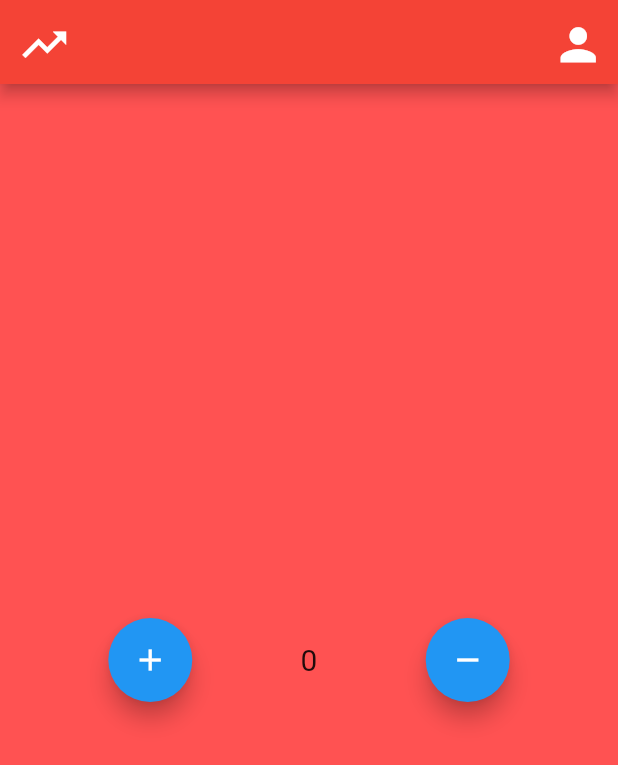
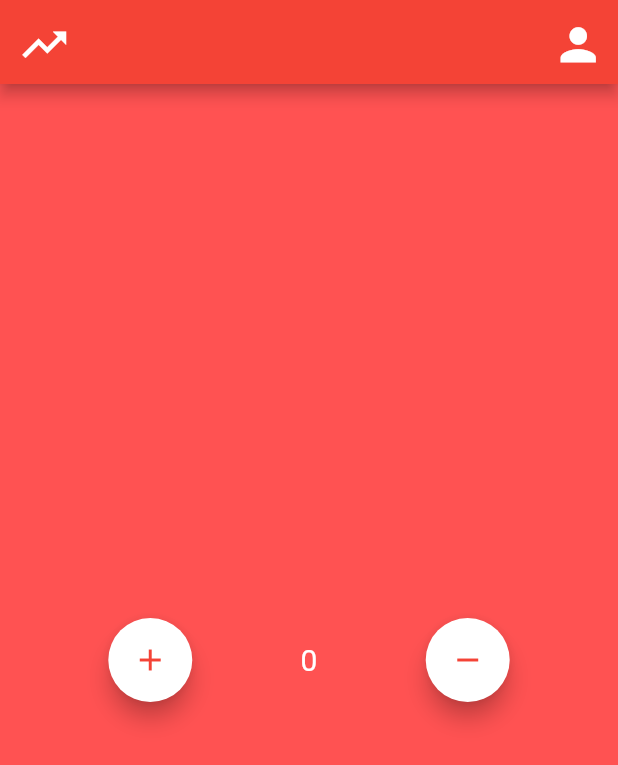
Before and after one commit to Nayalash/Crowdlytics-App, a Flutter app: the HomeScreen screen opened by its route, on a phone screen of 412 x 824 dp. Shown: the top 765 px of the screen. Run offline on Flutter 3.47's test engine with Material 2 defaults, Android fonts, the phone set to English and light mode, and no system bars; our stand-ins replace animated_text_kit, google_sign_in.

Commit message:
pushed working ios app

```diff
--- a/lib/screens/app/home_screen.dart
+++ b/lib/screens/app/home_screen.dart
@@ -67,14 +67,16 @@ class _HomeScreenState extends State<HomeScreen> {
                 children: <Widget>[
                   FloatingActionButton(
                     heroTag: "btn1",
+                    backgroundColor: Colors.white,
                     onPressed: add,
-                    child: Icon(Icons.add, color: Colors.white),
+                    child: Icon(Icons.add, color: Colors.red),
                   ),
-                  Text('$n', style: TextStyle(fontSize: 20.0)),
+                  Text('$n', style: TextStyle(fontSize: 20.0, color: Colors.white)),
                   FloatingActionButton(
                     heroTag: "btn2",
+                    backgroundColor: Colors.white,
                     onPressed: minus,
-                    child: Icon(Icons.remove, color: Colors.white),
+                    child: Icon(Icons.remove, color: Colors.red),
                   ),
                 ],
               ),
--- a/lib/screens/auth/welcome_screen.dart
+++ b/lib/screens/auth/welcome_screen.dart
@@ -20,7 +20,10 @@ class WelcomeScreen extends StatefulWidget {
 }
 
 class _WelcomeScreenState extends State<WelcomeScreen> {
+
+
   GoogleSignInAccount _currentUser;
+
   @override
   void initState() {
     super.initState();
@@ -80,7 +83,7 @@ class _WelcomeScreenState extends State<WelcomeScreen> {
               colour: Colors.red,
               onPressed: () {
                 _handleSignIn();
-                //Navigator.pushNamed(context, HomeScreen.id);
+                Navigator.pushNamed(context, HomeScreen.id);
               },
             ),
           ],
```
Also changed, not shown: 8 other files.
